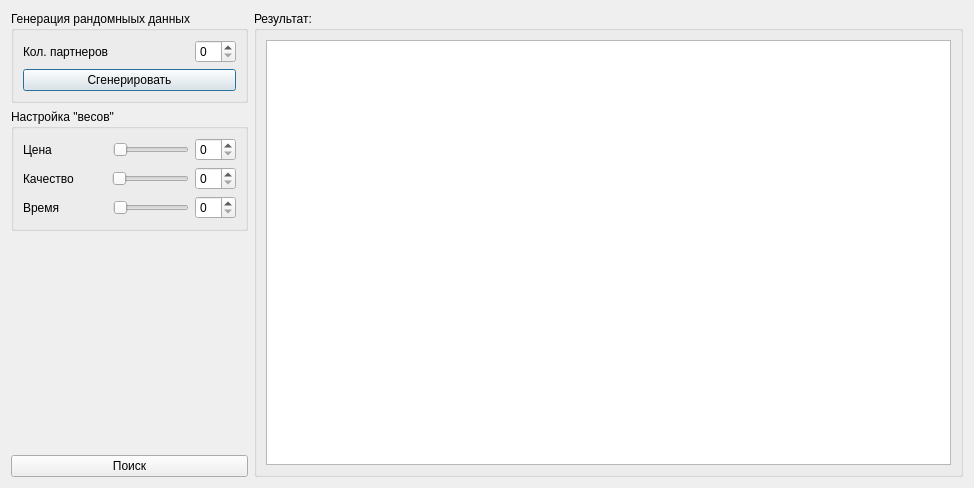
Before: the Qt Designer form src/ui/ui.ui in volodink/System-of-search-best-shipper, drawn with Qt 5.
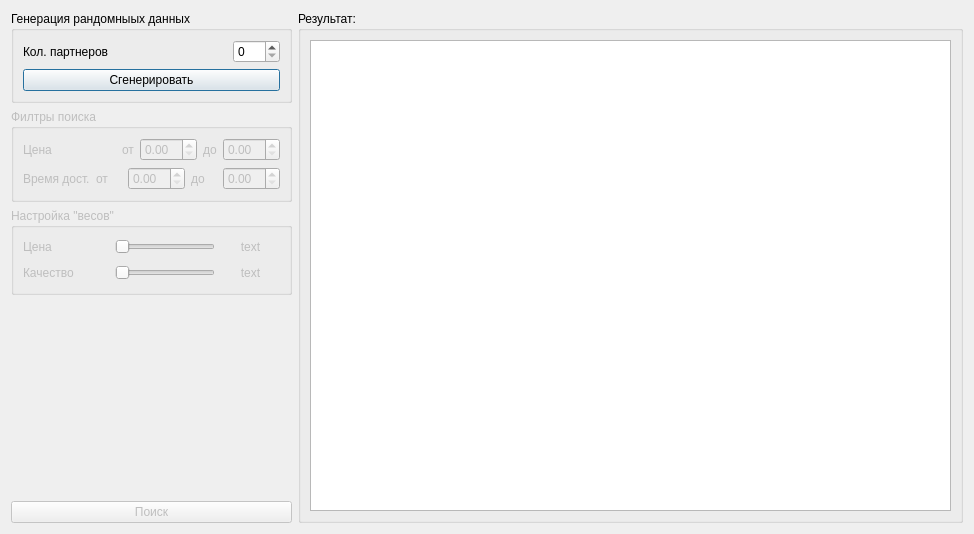
After: the same form once the commit is applied.

What changed in the file:
```diff
--- a/src/ui/ui.ui
+++ b/src/ui/ui.ui
@@ -7,28 +7,51 @@
     <x>0</x>
     <y>0</y>
     <width>974</width>
-    <height>488</height>
+    <height>534</height>
    </rect>
   </property>
   <property name="windowTitle">
    <string>SoSBS</string>
   </property>
-  <layout class="QGridLayout" name="gridLayout_4">
-   <item row="0" column="0">
-    <widget class="QSplitter" name="splitter">
-     <property name="orientation">
-      <enum>Qt::Vertical</enum>
-     </property>
-     <widget class="QWidget" name="widget" native="true">
-      <property name="maximumSize">
-       <size>
-        <width>237</width>
-        <height>16777215</height>
-       </size>
+  <layout class="QGridLayout" name="gridLayout_5">
+   <item row="0" column="1">
+    <widget class="QGroupBox" name="groupBox_3">
+     <property name="title">
+      <string>Результат:</string>
       </property>
       <layout class="QGridLayout" name="gridLayout_3">
        <item row="0" column="0">
+       <widget class="QTableView" name="tableView">
+        <property name="verticalScrollBarPolicy">
+         <enum>Qt::ScrollBarAsNeeded</enum>
+        </property>
+        <property name="horizontalScrollBarPolicy">
+         <enum>Qt::ScrollBarAsNeeded</enum>
+        </property>
+        <property name="sizeAdjustPolicy">
+         <enum>QAbstractScrollArea::AdjustToContents</enum>
+        </property>
+        <property name="verticalScrollMode">
+         <enum>QAbstractItemView::ScrollPerItem</enum>
+        </property>
+        <attribute name="horizontalHeaderCascadingSectionResizes">
+         <bool>true</bool>
+        </attribute>
+       </widget>
+      </item>
+     </layout>
+    </widget>
+   </item>
+   <item row="0" column="0">
+    <layout class="QVBoxLayout" name="verticalLayout_3">
+     <item>
         <widget class="QGroupBox" name="groupBox">
+       <property name="maximumSize">
+        <size>
+         <width>281</width>
+         <height>16777215</height>
+        </size>
+       </property>
          <property name="title">
           <string>Генерация рандомныых данных</string>
          </property>
@@ -58,7 +81,11 @@
                </spacer>
               </item>
               <item>
-               <widget class="QSpinBox" name="spinBox"/>
+             <widget class="QSpinBox" name="spinBox">
+              <property name="maximum">
+               <number>100</number>
+              </property>
+             </widget>
               </item>
              </layout>
             </item>
@@ -75,13 +102,125 @@
          <zorder></zorder>
         </widget>
        </item>
-       <item row="1" column="0">
+     <item>
+      <widget class="QGroupBox" name="groupBox_4">
+       <property name="enabled">
+        <bool>false</bool>
+       </property>
+       <property name="maximumSize">
+        <size>
+         <width>281</width>
+         <height>16777215</height>
+        </size>
+       </property>
+       <property name="title">
+        <string>Филтры поиска</string>
+       </property>
+       <layout class="QGridLayout" name="gridLayout_4">
+        <item row="0" column="0">
+         <layout class="QVBoxLayout" name="verticalLayout_4">
+          <item>
+           <layout class="QHBoxLayout" name="horizontalLayout_4">
+            <item>
+             <widget class="QLabel" name="label_13">
+              <property name="text">
+               <string>Цена</string>
+              </property>
+             </widget>
+            </item>
+            <item>
+             <spacer name="horizontalSpacer_14">
+              <property name="orientation">
+               <enum>Qt::Horizontal</enum>
+              </property>
+              <property name="sizeHint" stdset="0">
+               <size>
+                <width>40</width>
+                <height>20</height>
+               </size>
+              </property>
+             </spacer>
+            </item>
+            <item>
+             <widget class="QLabel" name="label_4">
+              <property name="text">
+               <string>от</string>
+              </property>
+             </widget>
+            </item>
+            <item>
+             <widget class="QDoubleSpinBox" name="doubleSpinBox_7"/>
+            </item>
+            <item>
+             <widget class="QLabel" name="label_10">
+              <property name="text">
+               <string>до</string>
+              </property>
+             </widget>
+            </item>
+            <item>
+             <widget class="QDoubleSpinBox" name="doubleSpinBox_8"/>
+            </item>
+           </layout>
+          </item>
+          <item>
+           <layout class="QHBoxLayout" name="horizontalLayout_9">
+            <item>
+             <widget class="QLabel" name="label_12">
+              <property name="text">
+               <string>Время дост.</string>
+              </property>
+             </widget>
+            </item>
+            <item>
+             <widget class="QLabel" name="label_9">
+              <property name="text">
+               <string>от</string>
+              </property>
+             </widget>
+            </item>
+            <item>
+             <widget class="QDoubleSpinBox" name="doubleSpinBox_10"/>
+            </item>
+            <item>
+             <widget class="QLabel" name="label_11">
+              <property name="text">
+               <string>до</string>
+              </property>
+             </widget>
+            </item>
+            <item>
+             <widget class="QDoubleSpinBox" name="doubleSpinBox_9"/>
+            </item>
+           </layout>
+          </item>
+         </layout>
+        </item>
+       </layout>
+      </widget>
+     </item>
+     <item>
         <widget class="QGroupBox" name="groupBox_2">
+       <property name="enabled">
+        <bool>false</bool>
+       </property>
+       <property name="minimumSize">
+        <size>
+         <width>281</width>
+         <height>0</height>
+        </size>
+       </property>
+       <property name="maximumSize">
+        <size>
+         <width>281</width>
+         <height>16777215</height>
+        </size>
+       </property>
          <property name="title">
           <string>Настройка &quot;весов&quot;</string>
          </property>
          <layout class="QGridLayout" name="gridLayout_2">
-          <item row="0" column="0">
+        <item row="1" column="1">
            <layout class="QVBoxLayout" name="verticalLayout">
             <item>
              <layout class="QHBoxLayout" name="horizontalLayout_2">
@@ -107,13 +246,48 @@
               </item>
               <item>
                <widget class="QSlider" name="horizontalSlider">
+              <property name="minimumSize">
+               <size>
+                <width>100</width>
+                <height>0</height>
+               </size>
+              </property>
+              <property name="maximum">
+               <number>10</number>
+              </property>
+              <property name="pageStep">
+               <number>1</number>
+              </property>
                 <property name="orientation">
                  <enum>Qt::Horizontal</enum>
                 </property>
                </widget>
               </item>
               <item>
-               <widget class="QSpinBox" name="spinBox_2"/>
+             <widget class="QLabel" name="label_3">
+              <property name="minimumSize">
+               <size>
+                <width>59</width>
+                <height>0</height>
+               </size>
+              </property>
+              <property name="maximumSize">
+               <size>
+                <width>59</width>
+                <height>16777215</height>
+               </size>
+              </property>
+              <property name="layoutDirection">
+               <enum>Qt::LeftToRight</enum>
+              </property>
+              <property name="styleSheet">
+               <string notr="true">
+</string>
+              </property>
+              <property name="text">
+               <string>&lt;html&gt;&lt;head/&gt;&lt;body&gt;&lt;p align=&quot;center&quot;&gt;text&lt;/p&gt;&lt;/body&gt;&lt;/html&gt;</string>
+              </property>
+             </widget>
               </item>
              </layout>
             </item>
@@ -141,48 +315,49 @@
               </item>
               <item>
                <widget class="QSlider" name="horizontalSlider_4">
+              <property name="minimumSize">
+               <size>
+                <width>100</width>
+                <height>0</height>
+               </size>
+              </property>
+              <property name="maximum">
+               <number>10</number>
+              </property>
+              <property name="pageStep">
+               <number>1</number>
+              </property>
                 <property name="orientation">
                  <enum>Qt::Horizontal</enum>
                 </property>
                </widget>
               </item>
-              <item>
-               <widget class="QSpinBox" name="spinBox_5"/>
-              </item>
-             </layout>
-            </item>
-            <item>
-             <layout class="QHBoxLayout" name="horizontalLayout_6">
               <item>
                <widget class="QLabel" name="label_6">
+              <property name="minimumSize">
+               <size>
+                <width>59</width>
+                <height>0</height>
+               </size>
+              </property>
+              <property name="maximumSize">
+               <size>
+                <width>59</width>
+                <height>16777215</height>
+               </size>
+              </property>
+              <property name="layoutDirection">
+               <enum>Qt::LeftToRight</enum>
+              </property>
+              <property name="styleSheet">
+               <string notr="true">
+</string>
+              </property>
                 <property name="text">
-                 <string>Время     </string>
+               <string>&lt;html&gt;&lt;head/&gt;&lt;body&gt;&lt;p align=&quot;center&quot;&gt;text&lt;/p&gt;&lt;/body&gt;&lt;/html&gt;</string>
                 </property>
                </widget>
               </item>
-              <item>
-               <spacer name="horizontalSpacer_5">
-                <property name="orientation">
-                 <enum>Qt::Horizontal</enum>
-                </property>
-                <property name="sizeHint" stdset="0">
-                 <size>
-                  <width>40</width>
-                  <height>20</height>
-                 </size>
-                </property>
-               </spacer>
-              </item>
-              <item>
-               <widget class="QSlider" name="horizontalSlider_5">
-                <property name="orientation">
-                 <enum>Qt::Horizontal</enum>
-                </property>
-               </widget>
-              </item>
-              <item>
-               <widget class="QSpinBox" name="spinBox_6"/>
-              </item>
              </layout>
             </item>
            </layout>
@@ -190,41 +365,39 @@
          </layout>
         </widget>
        </item>
-       <item row="2" column="0">
+     <item>
         <spacer name="verticalSpacer">
          <property name="orientation">
           <enum>Qt::Vertical</enum>
          </property>
          <property name="sizeHint" stdset="0">
           <size>
-           <width>20</width>
-           <height>40</height>
+         <width>17</width>
+         <height>37</height>
           </size>
          </property>
         </spacer>
        </item>
-       <item row="3" column="0">
+     <item>
         <widget class="QPushButton" name="pushButton_2">
+       <property name="enabled">
+        <bool>false</bool>
+       </property>
+       <property name="maximumSize">
+        <size>
+         <width>281</width>
+         <height>16777215</height>
+        </size>
+       </property>
+       <property name="styleSheet">
+        <string notr="true"/>
+       </property>
          <property name="text">
           <string>Поиск</string>
          </property>
         </widget>
        </item>
       </layout>
-     </widget>
-    </widget>
-   </item>
-   <item row="0" column="1">
-    <widget class="QGroupBox" name="groupBox_3">
-     <property name="title">
-      <string>Результат:</string>
-     </property>
-     <layout class="QGridLayout" name="gridLayout_5">
-      <item row="0" column="0">
-       <widget class="QTableView" name="tableView"/>
-      </item>
-     </layout>
-    </widget>
    </item>
   </layout>
  </widget>
```
Left out of the diff: 99 changed lines with no effect on the pictures. Lines whose indentation alone changed are shown as unchanged.
